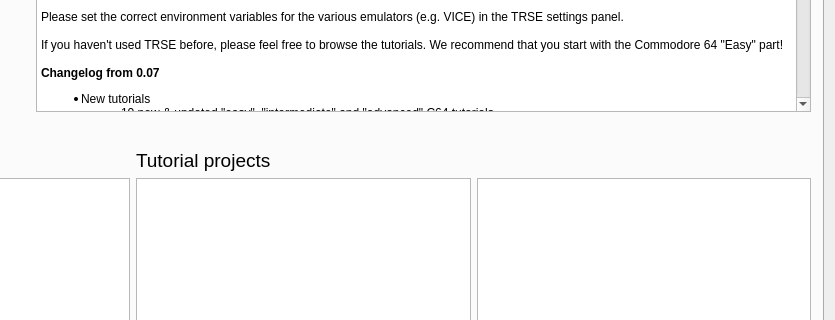
leuat/TRSE, file mainwindow.ui: the form before one commit; both pictures show x 545 to 1380 and y 155 to 475 of the 1380 by 720 pixel window.
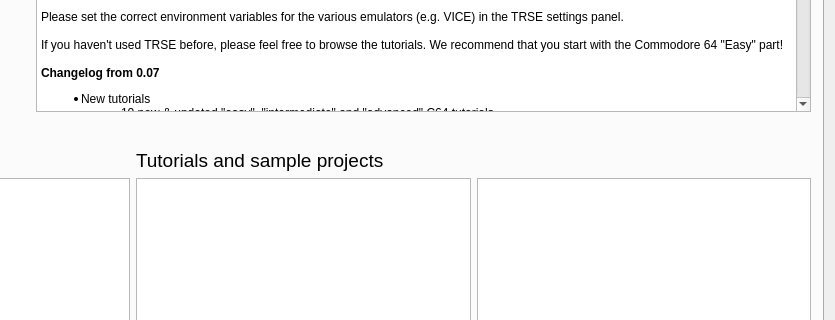
The form after the commit. Icons and pictures are not drawn.

```diff
--- a/mainwindow.ui
+++ b/mainwindow.ui
@@ -332,7 +332,7 @@
                   </font>
                  </property>
                  <property name="text">
-                  <string>Tutorial projects</string>
+                  <string>Tutorials and sample projects</string>
                  </property>
                 </widget>
                </item>
```
Left out of the diff: 6 changed lines with no effect on the pictures.
